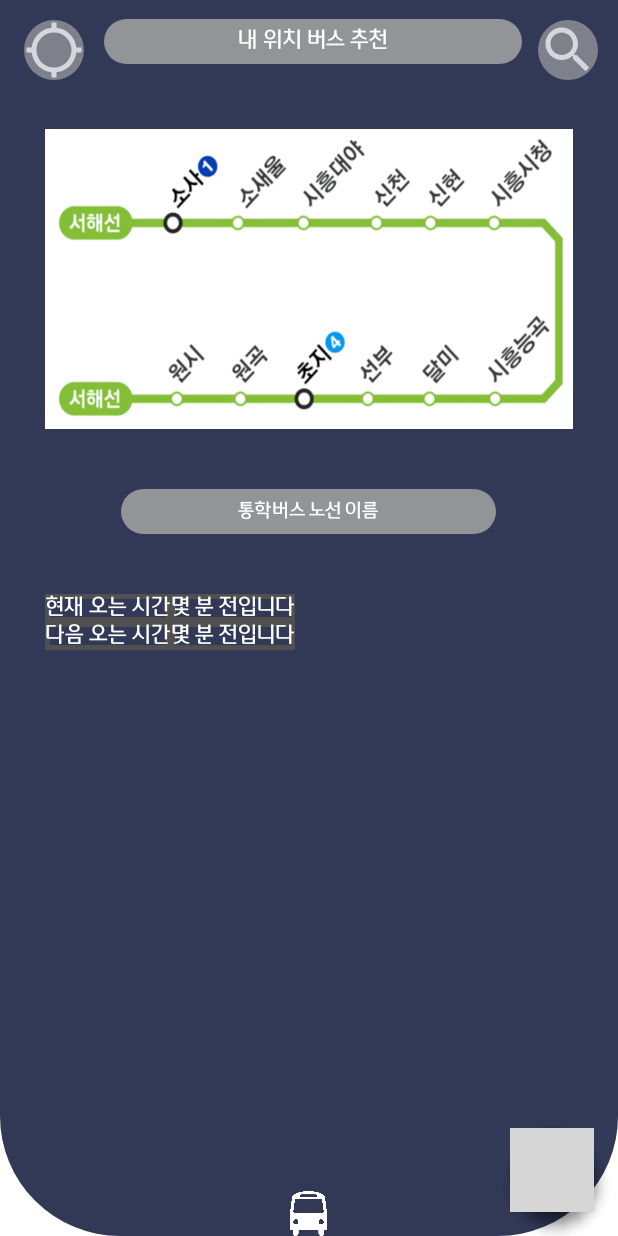
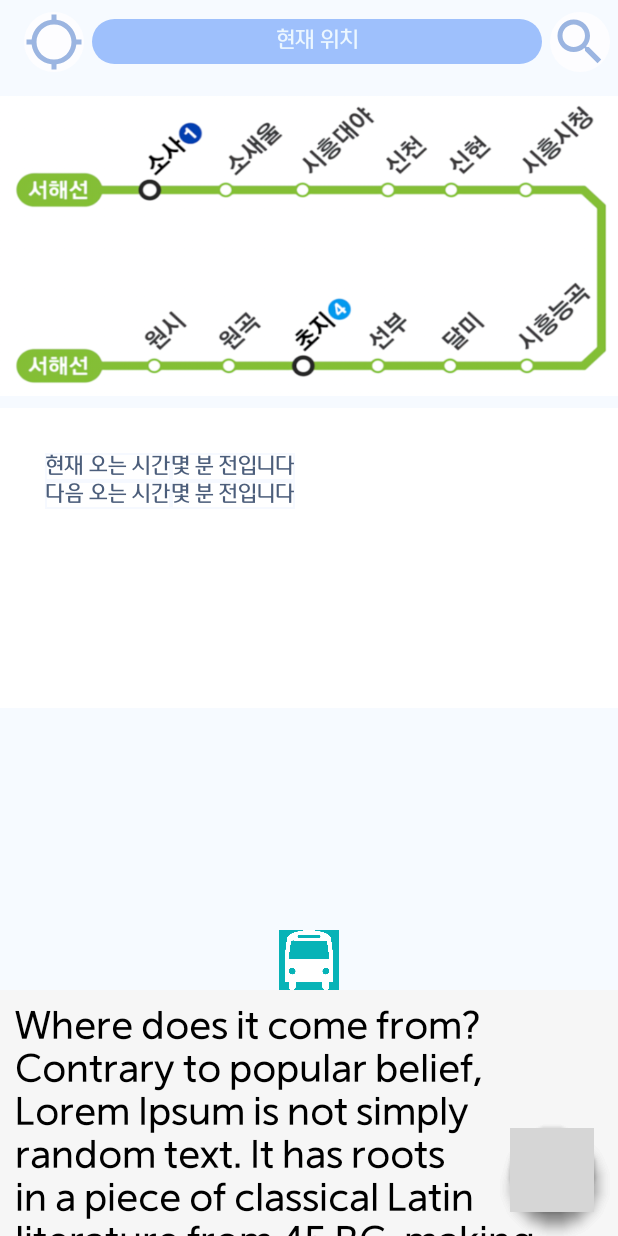
Before and after one commit to yeongmin7870/yeonsungBus, an Android app: the screen it shows after launch (MainActivity), on a phone screen of 412 x 824 dp. Run offline under Robolectric (Android 15) with nearby library versions, the phone set to English and light mode, and no system bars; grey boxes are pictures that could not be loaded.

Commit message:
main 페이지 디자인 수정

```diff
--- a/app/src/main/res/drawable/border.xml
+++ b/app/src/main/res/drawable/border.xml
@@ -1,5 +1,5 @@
 <?xml version="1.0" encoding="utf-8"?>
 <shape xmlns:android="http://schemas.android.com/apk/res/android"
     android:shape="rectangle">
-    <stroke android:width="3dp" android:color="#505051"/>
+    <stroke android:width="1dp" android:color="#F6F9FF"/>
 </shape>
--- a/app/src/main/res/drawable/circle_background.xml
+++ b/app/src/main/res/drawable/circle_background.xml
@@ -2,7 +2,7 @@
 <shape xmlns:android="http://schemas.android.com/apk/res/android"
     android:shape="rectangle">
     <stroke android:width="0dp" />
-    <solid android:color="#929498" />
+    <solid android:color="#FFFEFF" />
     <corners android:radius="300dp"/>
 
 </shape>
--- a/app/src/main/res/drawable/custom_app_bar_background.xml
+++ b/app/src/main/res/drawable/custom_app_bar_background.xml
@@ -1,6 +1,6 @@
 <shape xmlns:android="http://schemas.android.com/apk/res/android"
     android:shape="rectangle">
-    <solid android:color="#313957"></solid>
-    <corners android:bottomLeftRadius="80dp"
-        android:bottomRightRadius="80dp"></corners>
+    <solid android:color="#F6FAFF"></solid>
+    <corners android:bottomLeftRadius="0dp"
+        android:bottomRightRadius="0dp"></corners>
 </shape>
--- a/app/src/main/res/drawable/ic_baseline_gps_not_fixed_24.xml
+++ b/app/src/main/res/drawable/ic_baseline_gps_not_fixed_24.xml
@@ -1,5 +1,5 @@
-<vector android:height="24dp" android:tint="#FFFFFF"
+<vector android:height="24dp" android:tint="#85A4DA"
     android:viewportHeight="24" android:viewportWidth="24"
     android:width="24dp" xmlns:android="http://schemas.android.com/apk/res/android">
-    <path android:fillColor="@android:color/white" android:pathData="M20.94,11c-0.46,-4.17 -3.77,-7.48 -7.94,-7.94V1h-2v2.06C6.83,3.52 3.52,6.83 3.06,11H1v2h2.06c0.46,4.17 3.77,7.48 7.94,7.94V23h2v-2.06c4.17,-0.46 7.48,-3.77 7.94,-7.94H23v-2h-2.06zM12,19c-3.87,0 -7,-3.13 -7,-7s3.13,-7 7,-7 7,3.13 7,7 -3.13,7 -7,7z"/>
+    <path android:fillColor="#85A4DA" android:pathData="M20.94,11c-0.46,-4.17 -3.77,-7.48 -7.94,-7.94V1h-2v2.06C6.83,3.52 3.52,6.83 3.06,11H1v2h2.06c0.46,4.17 3.77,7.48 7.94,7.94V23h2v-2.06c4.17,-0.46 7.48,-3.77 7.94,-7.94H23v-2h-2.06zM12,19c-3.87,0 -7,-3.13 -7,-7s3.13,-7 7,-7 7,3.13 7,7 -3.13,7 -7,7z"/>
 </vector>
--- a/app/src/main/res/drawable/ic_baseline_search_24.xml
+++ b/app/src/main/res/drawable/ic_baseline_search_24.xml
@@ -1,4 +1,4 @@
-<vector android:height="24dp" android:tint="#FFFFFF"
+<vector android:height="24dp" android:tint="#85A4DA"
     android:viewportHeight="24" android:viewportWidth="24"
     android:width="24dp" xmlns:android="http://schemas.android.com/apk/res/android">
     <path android:fillColor="@android:color/white" android:pathData="M15.5,14h-0.79l-0.28,-0.27C15.41,12.59 16,11.11 16,9.5 16,5.91 13.09,3 9.5,3S3,5.91 3,9.5 5.91,16 9.5,16c1.61,0 3.09,-0.59 4.23,-1.57l0.27,0.28v0.79l5,4.99L20.49,19l-4.99,-5zM9.5,14C7.01,14 5,11.99 5,9.5S7.01,5 9.5,5 14,7.01 14,9.5 11.99,14 9.5,14z"/>
--- a/app/src/main/res/drawable/titlecircle_background.xml
+++ b/app/src/main/res/drawable/titlecircle_background.xml
@@ -2,7 +2,7 @@
 <shape xmlns:android="http://schemas.android.com/apk/res/android"
     android:shape="rectangle">
     <stroke android:width="0dp" />
-    <solid android:color="#929498" />
+    <solid android:color="#9EC0FC" />
     <corners android:topLeftRadius="200dp"
         android:topRightRadius="200dp"
         android:bottomRightRadius="200dp"
--- a/app/src/main/res/layout/activity_main.xml
+++ b/app/src/main/res/layout/activity_main.xml
@@ -11,7 +11,7 @@
     <com.google.android.material.appbar.AppBarLayout
         android:id="@+id/appBarLayout"
         android:layout_width="match_parent"
-        android:layout_height="match_parent"
+        android:layout_height="660dp"
         android:background="@color/black">
 
         <com.google.android.material.appbar.CollapsingToolbarLayout
@@ -39,35 +39,26 @@
                     android:layout_height="match_parent">
 
 
-                    <com.google.android.material.imageview.ShapeableImageView
+                    <ImageView
                         android:id="@+id/img_line"
                         android:layout_width="match_parent"
                         android:layout_height="200dp"
-                        android:layout_marginStart="30dp"
-                        android:layout_marginTop="30dp"
-                        android:layout_marginEnd="30dp"
-                        android:layout_marginBottom="30dp"
+                        android:layout_marginTop="8dp"
+                        android:layout_marginBottom="8dp"
                         android:scaleType="fitXY"
-                        android:src="@drawable/subway" />
+                        android:src="@drawable/subway"
+                        app:shapeAppearanceOverlay="@style/circleImageView" />
 
-                    <TextView
-                        android:id="@+id/linename"
-                        android:layout_width="250dp"
-                        android:layout_height="30dp"
-                        android:layout_below="@+id/img_line"
-                        android:layout_centerInParent="true"
-                        android:layout_margin="10dp"
-                        android:background="@drawable/titlecircle_background"
-                        android:fontFamily="@font/welcomeotfregular"
-                        android:gravity="center"
-                        android:text="통학버스 노선 이름"
-                        android:textColor="@color/white"
-                        android:textSize="13dp" />
+                    <LinearLayout
+                        android:layout_width="match_parent"
+                        android:layout_height="200dp"
+                        android:layout_below="@id/img_line"
+                        android:background="#FFFFFF">
 
                         <TableLayout
                             android:layout_width="match_parent"
                             android:layout_height="match_parent"
-                        android:layout_below="@+id/linename"
+                            android:layout_below="@+id/img_line"
                             android:layout_marginStart="30dp"
                             android:layout_marginTop="30dp"
                             android:layout_marginEnd="30dp"
@@ -77,16 +68,16 @@
 
                                 <TextView
                                     android:background="@drawable/border"
+                                    android:fontFamily="@font/welcomeotfregular"
                                     android:text="현재 오는 시간"
-                                android:fontFamily="@font/welcomeotfregular"
-                                android:textColor="@color/white"
+                                    android:textColor="#4C5E7B"
                                     android:textSize="15dp" />
 
                                 <TextView
                                     android:background="@drawable/border"
+                                    android:fontFamily="@font/welcomeotfregular"
                                     android:text="몇 분 전입니다"
-                                android:textColor="@color/white"
-                                android:fontFamily="@font/welcomeotfregular"
+                                    android:textColor="#4C5E7B"
                                     android:textSize="15dp" />
                             </TableRow>
 
@@ -94,26 +85,28 @@
 
                                 <TextView
                                     android:background="@drawable/border"
+                                    android:fontFamily="@font/welcomeotfregular"
                                     android:text="다음 오는 시간"
-                                android:fontFamily="@font/welcomeotfregular"
-                                android:textColor="@color/white"
+                                    android:textColor="#4C5E7B"
                                     android:textSize="15dp" />
 
                                 <TextView
                                     android:background="@drawable/border"
+                                    android:fontFamily="@font/welcomeotfregular"
                                     android:text="몇 분 전입니다"
-                                android:fontFamily="@font/welcomeotfregular"
-                                android:textColor="@color/white"
+                                    android:textColor="#4C5E7B"
                                     android:textSize="15dp" />
                             </TableRow>
                         </TableLayout>
 
+                    </LinearLayout>
 
                     <ImageView
-                        android:layout_width="30dp"
-                        android:layout_height="30dp"
+                        android:layout_width="40dp"
+                        android:layout_height="40dp"
                         android:layout_alignParentBottom="true"
                         android:layout_centerInParent="true"
+                        android:background="#07B3B7"
                         android:src="@drawable/bus2" />
                 </RelativeLayout>
             </LinearLayout>
@@ -122,48 +115,55 @@
                 android:id="@+id/collapsing_toolbar"
                 android:layout_width="match_parent"
                 android:layout_height="?attr/actionBarSize"
-                android:background="#313957">
+                android:background="#F6FAFF">
+
                 <FrameLayout
                     android:layout_width="40dp"
                     android:layout_height="40dp"
                     android:layout_gravity="right"
-                    android:layout_margin="13dp"
-                    android:alpha="0.8"
-                    >
+                    android:layout_margin="5dp"
+                    android:alpha="0.8">
+
                     <ImageView
                         android:layout_width="match_parent"
                         android:layout_height="match_parent"
                         android:src="@drawable/circle_background" />
+
                     <ImageView
                         android:layout_width="match_parent"
                         android:layout_height="match_parent"
                         android:src="@drawable/ic_baseline_search_24" />
                 </FrameLayout>
+
                 <FrameLayout
                     android:layout_width="40dp"
                     android:layout_height="40dp"
                     android:layout_gravity="left"
-                    android:layout_margin="13dp"
-                    android:alpha="0.8"
-                    >
+                    android:layout_margin="5dp"
+                    android:alpha="0.8">
+
                     <ImageView
                         android:layout_width="match_parent"
                         android:layout_height="match_parent"
                         android:src="@drawable/circle_background" />
+
                     <ImageView
                         android:layout_width="match_parent"
                         android:layout_height="match_parent"
                         android:src="@drawable/ic_baseline_gps_not_fixed_24" />
                 </FrameLayout>
+
                 <TextView
                     android:layout_width="match_parent"
                     android:layout_height="30dp"
+                    android:layout_margin="5dp"
+                    android:background="@drawable/titlecircle_background"
                     android:fontFamily="@font/welcomeotfregular"
                     android:gravity="center"
-                    android:text="@string/dashboard_heading"
-                    android:background="@drawable/titlecircle_background"
-                    android:textColor="@color/white"
+                    android:text="@string/location"
+                    android:textColor="#ECF7FF"
                     android:textSize="15dp" />
+
 
             </androidx.appcompat.widget.Toolbar>
 
@@ -179,7 +179,7 @@
         android:layout_height="wrap_content"
         android:layout_gravity="end|bottom"
         android:layout_margin="16dp"
-        android:backgroundTint="#03E0F4"
+        android:backgroundTint="#9FC0F9"
         android:src="@drawable/human" />
 
     <com.google.android.material.floatingactionbutton.FloatingActionButton
@@ -188,7 +188,7 @@
         android:layout_height="wrap_content"
         android:layout_gravity="end|bottom"
         android:layout_margin="16dp"
-        android:backgroundTint="#03E0F4"
+        android:backgroundTint="#9FC0F9"
         android:src="@drawable/pay" />
 
     <com.google.android.material.floatingactionbutton.FloatingActionButton
@@ -197,15 +197,16 @@
         android:layout_height="wrap_content"
         android:layout_gravity="end|bottom"
         android:layout_margin="16dp"
-        android:backgroundTint="#03E0F4"
+        android:backgroundTint="#9FC0F9"
         android:src="@drawable/add"
-        app:rippleColor="@color/purple_200" />
+        app:rippleColor="#3C7FF8" />
 
 
     <androidx.core.widget.NestedScrollView
         android:id="@+id/nesetedScrollViewContent"
         android:layout_width="match_parent"
         android:layout_height="wrap_content"
+        android:background="#F6F6F6"
         app:layout_behavior="com.google.android.material.appbar.AppBarLayout$ScrollingViewBehavior">
 
         <TextView
--- a/app/src/main/res/values/strings.xml
+++ b/app/src/main/res/values/strings.xml
@@ -2,6 +2,7 @@
     <string name="app_name">타고가요 연성대스쿨버스</string>
     <string name="dashboard_heading" >내 위치 버스 추천</string>
     <string name="dashboard_scroll_after">버스 정보</string>
+    <string name="location">현재 위치</string>
     <string name="enter_address">주소를 입력해주세요</string>
     <string name="dummyText">
 
--- a/app/src/main/res/values/styles.xml
+++ b/app/src/main/res/values/styles.xml
@@ -14,4 +14,15 @@
         <item name="android:theme">@string/dashboard_scroll_after</item>
 
     </style>
+
+    <style name="circleImageView" parent="">
+        <item name="cornerFamily">rounded</item>
+        <item name="cornerSize">15%</item>
+    </style>
+
+    <style name="Divider">
+        <item name="android:layout_width">match_parent</item>
+        <item name="android:layout_height">5dp</item>
+        <item name="background">@color/white</item>
+    </style>
 </resources>
```
Lines whose indentation alone changed are shown as unchanged.
